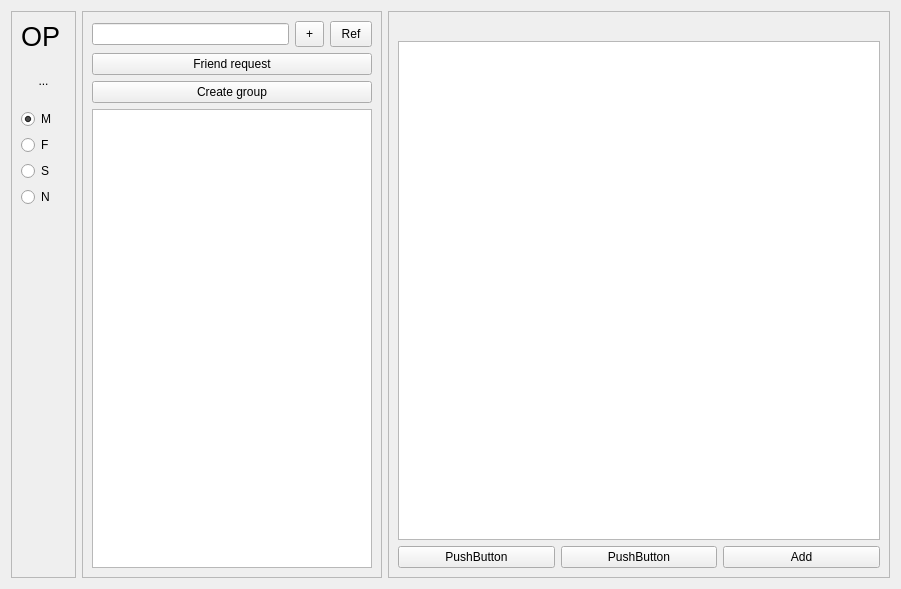
Before: the Qt Designer form Client/front_end/mainwindow.ui in Sjeary/OnPointLinkProgram, drawn with Qt 5.
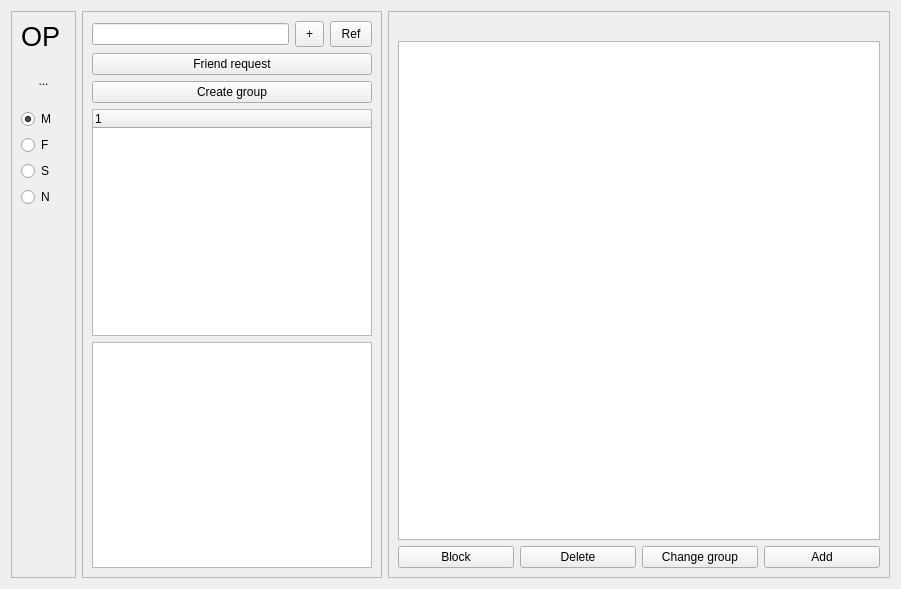
After: the same form once the commit is applied.

The edit to the form file:
```diff
--- a/Client/front_end/mainwindow.ui
+++ b/Client/front_end/mainwindow.ui
@@ -192,6 +192,15 @@
          </property>
         </widget>
        </item>
+       <item>
+        <widget class="QTreeWidget" name="treeWidget_friend">
+         <column>
+          <property name="text">
+           <string notr="true">1</string>
+          </property>
+         </column>
+        </widget>
+       </item>
        <item>
         <widget class="QListWidget" name="listWidget_friend"/>
        </item>
@@ -309,14 +318,21 @@
          <item>
           <widget class="QPushButton" name="pushButton">
            <property name="text">
-            <string>PushButton</string>
+            <string>Block</string>
            </property>
           </widget>
          </item>
          <item>
           <widget class="QPushButton" name="pushButton_3">
            <property name="text">
-            <string>PushButton</string>
+            <string>Delete</string>
+           </property>
+          </widget>
+         </item>
+         <item>
+          <widget class="QPushButton" name="pushButton_changegroup">
+           <property name="text">
+            <string>Change group</string>
            </property>
           </widget>
          </item>
```
Left out of the diff: 8 changed lines with no effect on the pictures.
